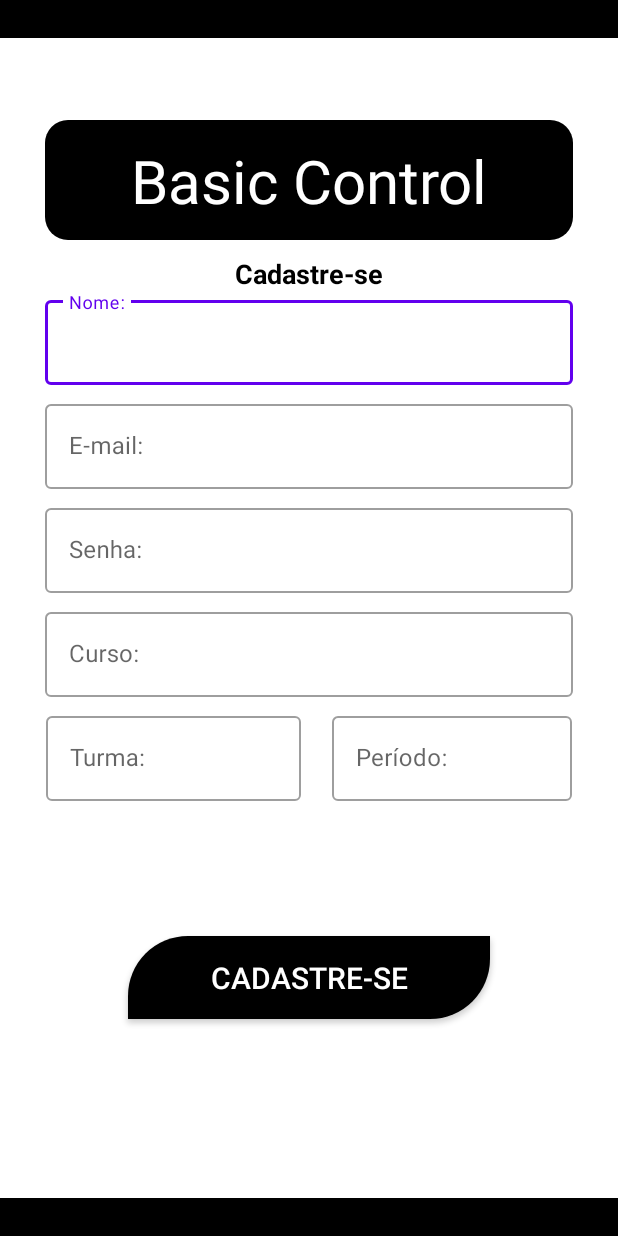
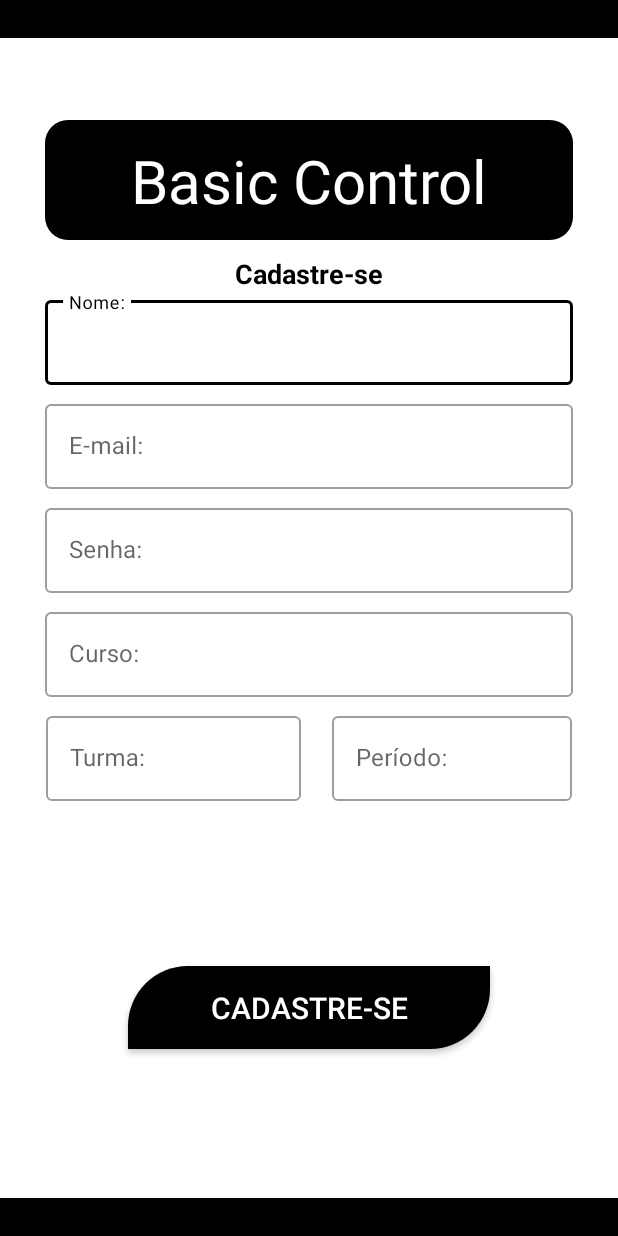
Before and after one commit to joabeAnjos/BasicNotePad, an Android app: the screen it shows after launch (TelaCadastro), after a tap on "Já possui uma Conta? cadastre-se", on a phone screen of 412 x 824 dp. Run offline under Robolectric (Android 15) with nearby library versions, the phone set to English and light mode, and no system bars; our stand-ins replace Firebase (no records; nobody signed in at launch, a user with empty details on screens opened directly).

Commit message:
tela cadastro,menu lateral add. Tela entrar logando usuário

```diff
--- a/app/src/main/AndroidManifest.xml
+++ b/app/src/main/AndroidManifest.xml
@@ -2,7 +2,7 @@
 <manifest xmlns:android="http://schemas.android.com/apk/res/android"
     xmlns:tools="http://schemas.android.com/tools">
 
-    <uses-permission android:name="android.permission.INTERNET"/>
+    <uses-permission android:name="android.permission.INTERNET" />
 
     <application
         android:allowBackup="true"
@@ -13,6 +13,9 @@
         android:supportsRtl="true"
         android:theme="@style/Theme.BasicNotePad"
         tools:targetApi="31">
+        <activity
+            android:name=".Activities.TelaPrincipal"
+            android:exported="false" />
         <activity
             android:name=".Activities.TelaCadastro"
             android:exported="false" />
--- a/app/src/main/java/com/example/basicnotepad/Activities/TelaLogin.kt
+++ b/app/src/main/java/com/example/basicnotepad/Activities/TelaLogin.kt
@@ -6,6 +6,7 @@ import androidx.appcompat.app.AppCompatActivity
 import android.os.Bundle
 import com.example.basicnotepad.R
 import com.example.basicnotepad.databinding.ActivityTelaLoginBinding
+import com.google.firebase.auth.FirebaseAuth
 
 class TelaLogin : AppCompatActivity() {
 
@@ -20,13 +21,24 @@ class TelaLogin : AppCompatActivity() {
         window.statusBarColor = Color.parseColor("#FF000000")
 
         binding.btLogin.setOnClickListener {
-            val intent = Intent(this,TelaEntrar::class.java)
+            val intent = Intent(this, TelaEntrar::class.java)
             startActivity(intent)
         }
         binding.txtCadastrar.setOnClickListener {
-            val intent = Intent(this,TelaCadastro::class.java)
+            val intent = Intent(this, TelaCadastro::class.java)
             startActivity(intent)
         }
+    }
 
+    override fun onStart() {
+        super.onStart()
+
+        val usuarioAtual = FirebaseAuth.getInstance().currentUser
+
+        if (usuarioAtual != null) {
+            val intent = Intent(this, TelaPrincipal::class.java)
+            startActivity(intent)
+            finish()
+        }
     }
 }
--- /dev/null
+++ b/app/src/main/res/drawable/menu_lateral.xml
@@ -0,0 +1,5 @@
+<vector android:height="24dp" android:tint="#FFFFFF"
+    android:viewportHeight="24" android:viewportWidth="24"
+    android:width="24dp" xmlns:android="http://schemas.android.com/apk/res/android">
+    <path android:fillColor="@android:color/white" android:pathData="M3,18h18v-2L3,16v2zM3,13h18v-2L3,11v2zM3,6v2h18L21,6L3,6z"/>
+</vector>
--- /dev/null
+++ b/app/src/main/res/drawable/perfil.xml
@@ -0,0 +1,6 @@
+<vector android:height="24dp" android:tint="#FF000000"
+    android:viewportHeight="24" android:viewportWidth="24"
+    android:width="24dp" xmlns:android="http://schemas.android.com/apk/res/android">
+    <path android:fillColor="@android:color/white" android:pathData="M18.39,14.56C16.71,13.7 14.53,13 12,13c-2.53,0 -4.71,0.7 -6.39,1.56C4.61,15.07 4,16.1 4,17.22V20h16v-2.78C20,16.1 19.39,15.07 18.39,14.56z"/>
+    <path android:fillColor="@android:color/white" android:pathData="M12,12c2.21,0 4,-1.79 4,-4c0,-1.37 0,-3.5 0,-3.5C16,3.67 15.33,3 14.5,3c-0.52,0 -0.98,0.27 -1.25,0.67C12.98,3.27 12.52,3 12,3s-0.98,0.27 -1.25,0.67C10.48,3.27 10.02,3 9.5,3C8.67,3 8,3.67 8,4.5c0,0 0,2.12 0,3.5C8,10.21 9.79,12 12,12z"/>
+</vector>
--- /dev/null
+++ b/app/src/main/res/drawable/sair.xml
@@ -0,0 +1,5 @@
+<vector android:autoMirrored="true" android:height="24dp"
+    android:tint="#FF000000" android:viewportHeight="24"
+    android:viewportWidth="24" android:width="24dp" xmlns:android="http://schemas.android.com/apk/res/android">
+    <path android:fillColor="@android:color/white" android:pathData="M10.09,15.59L11.5,17l5,-5 -5,-5 -1.41,1.41L12.67,11H3v2h9.67l-2.58,2.59zM19,3H5c-1.11,0 -2,0.9 -2,2v4h2V5h14v14H5v-4H3v4c0,1.1 0.89,2 2,2h14c1.1,0 2,-0.9 2,-2V5c0,-1.1 -0.9,-2 -2,-2z"/>
+</vector>
--- a/app/src/main/res/layout/activity_tela_cadastro.xml
+++ b/app/src/main/res/layout/activity_tela_cadastro.xml
@@ -49,7 +49,7 @@
         android:layout_marginTop="10dp" />
 
     <com.google.android.material.textfield.TextInputLayout
-        android:id="@+id/editNome"
+        android:id="@+id/nomeLayout"
         android:layout_width="match_parent"
         android:layout_height="wrap_content"
         android:hint="Nome:"
@@ -60,6 +60,7 @@
         android:layout_marginEnd="30dp"
         style="@style/Widget.MaterialComponents.TextInputLayout.OutlinedBox">
         <com.google.android.material.textfield.TextInputEditText
+            android:id="@+id/editNome"
             android:layout_width="match_parent"
             android:layout_height="wrap_content"/>
     </com.google.android.material.textfield.TextInputLayout>
@@ -71,7 +72,7 @@
         android:hint="E-mail:"
         app:layout_constraintStart_toStartOf="parent"
         app:layout_constraintEnd_toEndOf="parent"
-        app:layout_constraintTop_toBottomOf="@id/editNome"
+        app:layout_constraintTop_toBottomOf="@id/nomeLayout"
         android:layout_marginStart="30dp"
         android:layout_marginEnd="30dp"
         android:layout_marginTop="7dp"
@@ -150,17 +151,16 @@
             android:layout_height="wrap_content"/>
     </com.google.android.material.textfield.TextInputLayout>
 
-    <TextView
-        android:id="@+id/txtResult"
-        android:layout_width="wrap_content"
-        android:layout_height="wrap_content"
-        android:text=""
-        android:textSize="20sp"
-        android:textColor="@color/red"
+    <ProgressBar
+        android:id="@+id/progressBar"
+        android:layout_width="50dp"
+        android:layout_height="50dp"
+        android:visibility="invisible"
         app:layout_constraintStart_toStartOf="parent"
         app:layout_constraintEnd_toEndOf="parent"
         app:layout_constraintTop_toBottomOf="@id/editTurma"
-        android:layout_marginTop="20dp" />
+        android:layout_marginTop="5dp"
+        android:indeterminateTint="@color/black" />
 
     <androidx.appcompat.widget.AppCompatButton
         android:id="@+id/btCadastro"
@@ -176,7 +176,7 @@
         app:layout_constraintTop_toBottomOf="@id/editTurma"
         android:layout_marginStart="85dp"
         android:layout_marginEnd="85dp"
-        android:layout_marginTop="90dp" />
+        android:layout_marginTop="110dp" />
 
     <ImageView
         android:layout_width="match_parent"
--- a/app/src/main/res/values/strings.xml
+++ b/app/src/main/res/values/strings.xml
@@ -12,5 +12,4 @@
     <string name="bt_entrar">Entrar</string>
 
 
-
 </resources>
--- a/app/src/main/res/values/themes.xml
+++ b/app/src/main/res/values/themes.xml
@@ -2,7 +2,7 @@
     <!-- Base application theme. -->
     <style name="Theme.BasicNotePad" parent="Theme.MaterialComponents.DayNight.DarkActionBar">
         <!-- Primary brand color. -->
-        <item name="colorPrimary">@color/purple_500</item>
+        <item name="colorPrimary">@color/black</item>
         <item name="colorPrimaryVariant">@color/purple_700</item>
         <item name="colorOnPrimary">@color/white</item>
         <!-- Secondary brand color. -->
```
Also changed, not shown: app/src/main/java/com/example/basicnotepad/Activities/TelaCadastro.kt (+17 -3 lines), app/src/main/java/com/example/basicnotepad/Activities/TelaEntrar.kt (+21 -0 lines), app/src/main/java/com/example/basicnotepad/Activities/TelaPrincipal.kt (added, +27 -0 lines), app/src/main/java/com/example/basicnotepad/model/BancoDados.kt (added, +25 -0 lines), app/src/main/res/layout/activity_tela_entrar.xml (+7 -4 lines), app/src/main/res/layout/activity_tela_principal.xml (added, +11 -0 lines), app/src/main/res/menu/menu_principal.xml (added, +29 -0 lines).
